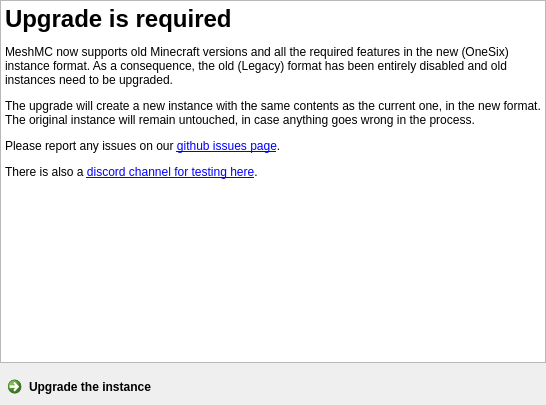
Above: launcher/ui/pages/instance/LegacyUpgradePage.ui from Project-Tick/MeshMC before the change. Below: the same form after it.
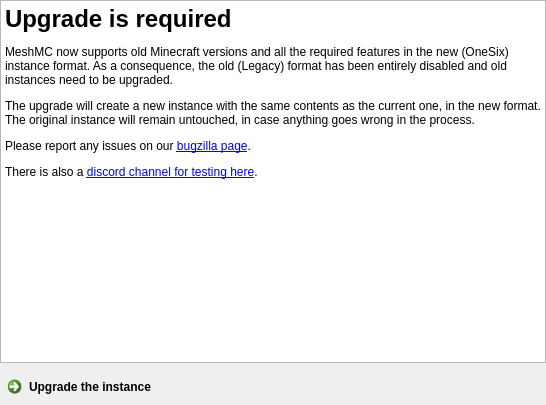
That is the form after the change.

The edit to the form file:
```diff
--- a/launcher/ui/pages/instance/LegacyUpgradePage.ui
+++ b/launcher/ui/pages/instance/LegacyUpgradePage.ui
@@ -26,7 +26,7 @@
    <item>
     <widget class="QTextBrowser" name="textBrowser">
      <property name="html">
-      <string>&lt;html&gt;&lt;body&gt;&lt;h1&gt;Upgrade is required&lt;/h1&gt;&lt;p&gt;MeshMC now supports old Minecraft versions and all the required features in the new (OneSix) instance format. As a consequence, the old (Legacy) format has been entirely disabled and old instances need to be upgraded.&lt;/p&gt;&lt;p&gt;The upgrade will create a new instance with the same contents as the current one, in the new format. The original instance will remain untouched, in case anything goes wrong in the process.&lt;/p&gt;&lt;p&gt;Please report any issues on our &lt;a href=&quot;https://github.com/Project-Tick/MeshMC/issues&quot;&gt;github issues page&lt;/a&gt;.&lt;/p&gt;&lt;p&gt;There is also a &lt;a href=&quot;https://discord.gg/GtPmv93&quot;&gt;discord channel for testing here&lt;/a&gt;.&lt;/p&gt;&lt;/body&gt;&lt;/html&gt;</string>
+      <string>&lt;html&gt;&lt;body&gt;&lt;h1&gt;Upgrade is required&lt;/h1&gt;&lt;p&gt;MeshMC now supports old Minecraft versions and all the required features in the new (OneSix) instance format. As a consequence, the old (Legacy) format has been entirely disabled and old instances need to be upgraded.&lt;/p&gt;&lt;p&gt;The upgrade will create a new instance with the same contents as the current one, in the new format. The original instance will remain untouched, in case anything goes wrong in the process.&lt;/p&gt;&lt;p&gt;Please report any issues on our &lt;a href=&quot;https://bugs.projecttick.org/enter_bug.cgi?product=MeshMC&quot;&gt;bugzilla page&lt;/a&gt;.&lt;/p&gt;&lt;p&gt;There is also a &lt;a href=&quot;https://discord.gg/GtPmv93&quot;&gt;discord channel for testing here&lt;/a&gt;.&lt;/p&gt;&lt;/body&gt;&lt;/html&gt;</string>
      </property>
      <property name="openExternalLinks">
       <bool>true</bool>
```
